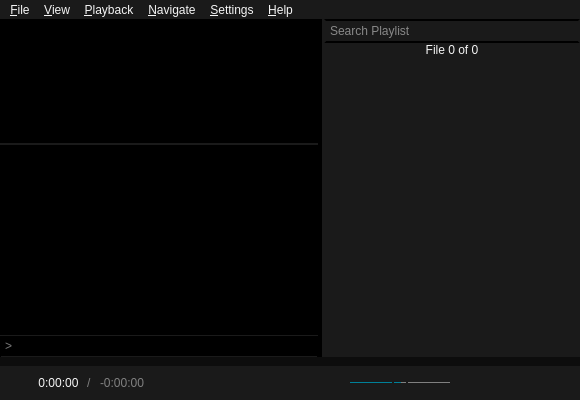
This is src/ui/mainwindow.ui in u8sand/Baka-MPlayer as Qt 5 draws it before an edit. The edited form follows.
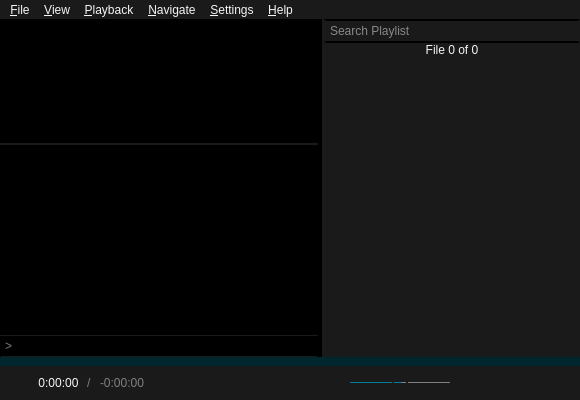
This is the edited form. Icons and pictures are not drawn. Custom widgets are drawn as their Qt base class.

```diff
--- a/src/ui/mainwindow.ui
+++ b/src/ui/mainwindow.ui
@@ -481,7 +481,7 @@
 }
 QSlider::handle:horizontal:disabled,
 QSlider::sub-page:horizontal:disabled {
-	background: #0D0D0D;
+	background: #00262E;
 }
 QSlider::handle:horizontal {
 	/* handle color */
@@ -491,7 +491,7 @@
 }
 QSlider::groove:horizontal {
 	/* the non-progressed color */
-	background: #0D0D0D;
+	background: #00262E;
 }
 QSlider::sub-page:horizontal {
 	/* the progress color */
```
